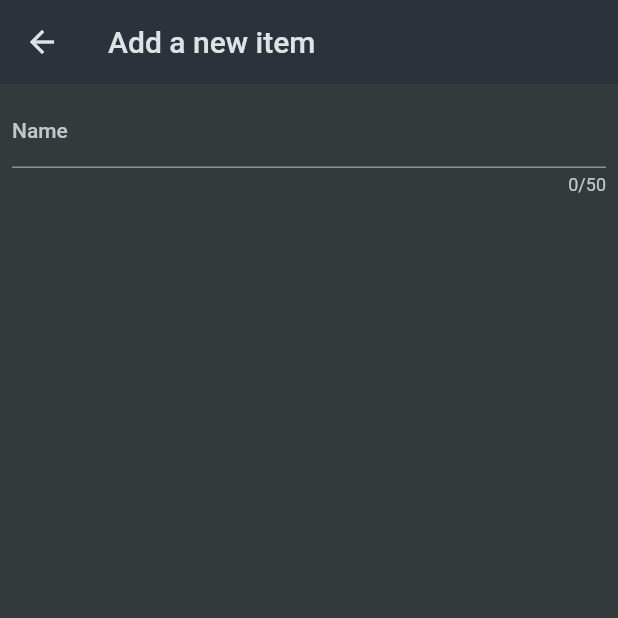
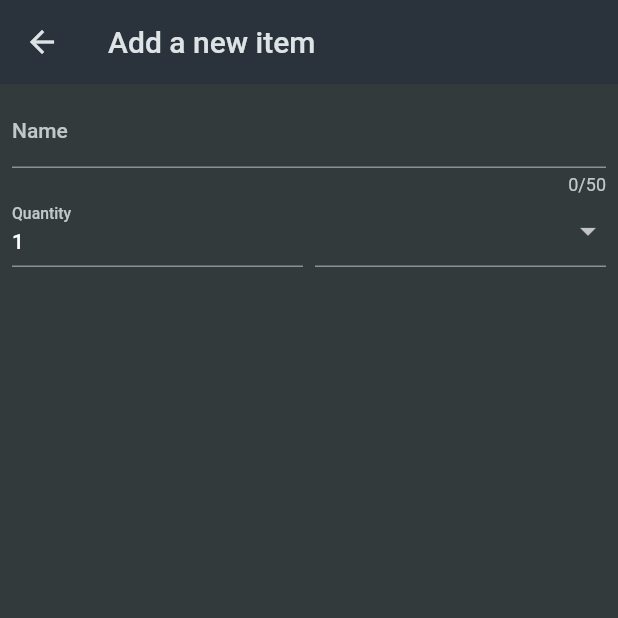
Before and after one commit to thatserfan/Shop-List-Flutter, a Flutter app: the NewItem screen opened directly, on a phone screen of 412 x 824 dp, the top half of it. Run offline on Flutter 3.47's test engine with Material 2 defaults, Android fonts, the phone set to English and light mode, and no system bars.

Commit message:
Add dropdown in add new item

```diff
--- a/lib/widgets/new_item.dart
+++ b/lib/widgets/new_item.dart
@@ -1,4 +1,5 @@
 import 'package:flutter/material.dart';
+import 'package:shop_list/data/categories.dart';
 
 class NewItem extends StatefulWidget {
   const NewItem({super.key});
@@ -32,6 +33,41 @@ class NewItemState extends State<NewItem> {
                   ),
                 ),
               ),
+              Row(
+                crossAxisAlignment: CrossAxisAlignment.end,
+                children: [
+                  Expanded(
+                    child: TextFormField(
+                      decoration: const InputDecoration(
+                        label: Text('Quantity'),
+                      ),
+                      initialValue: "1",
+                    ),
+                  ),
+                  const SizedBox(width: 8),
+                  Expanded(
+                    child: DropdownButtonFormField(
+                      items: [
+                        for (final category in categories.entries)
+                          DropdownMenuItem(
+                            value: category.value,
+                            child: Row(
+                              children: [
+                                Icon(
+                                  Icons.square,
+                                  color: category.value.color,
+                                ),
+                                const SizedBox(width: 8),
+                                Text(category.value.title),
+                              ],
+                            ),
+                          ),
+                      ],
+                      onChanged: (value) {},
+                    ),
+                  ),
+                ],
+              ),
             ],
           ),
         ),
```
